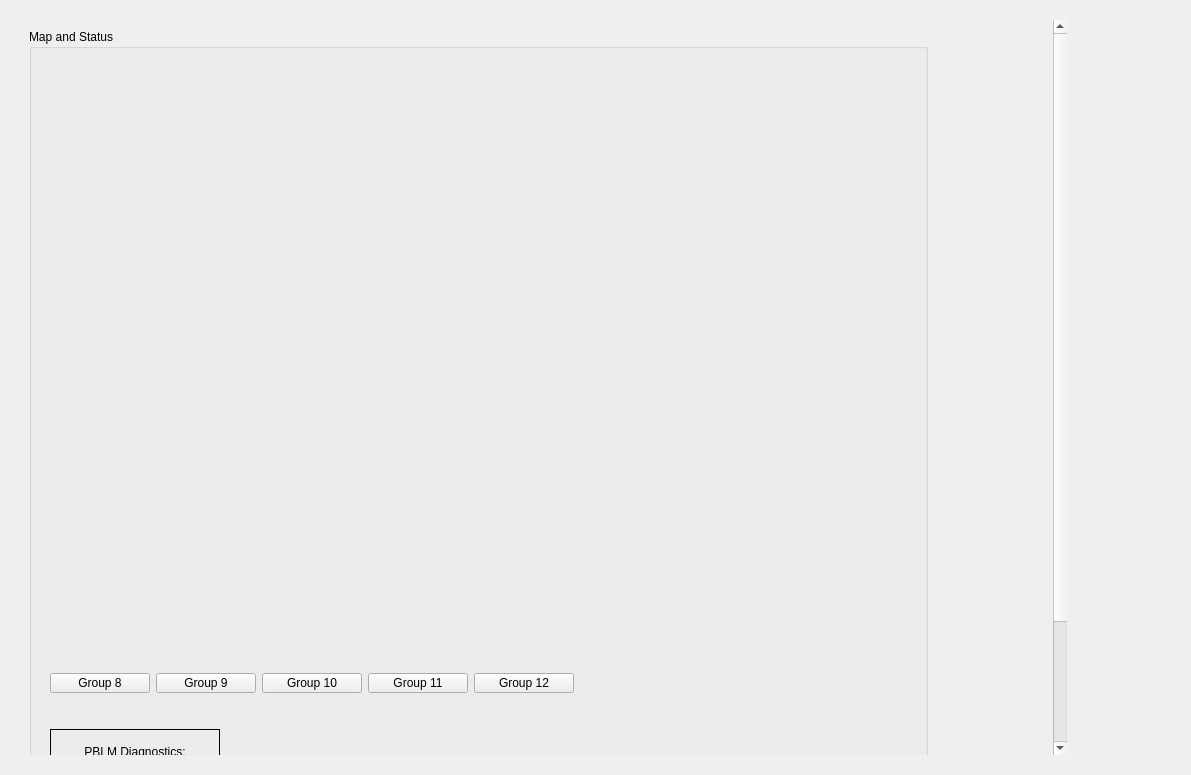
First picture: the form in byp_main.ui, repository ad-build-test/pydm-mps, before the edit.
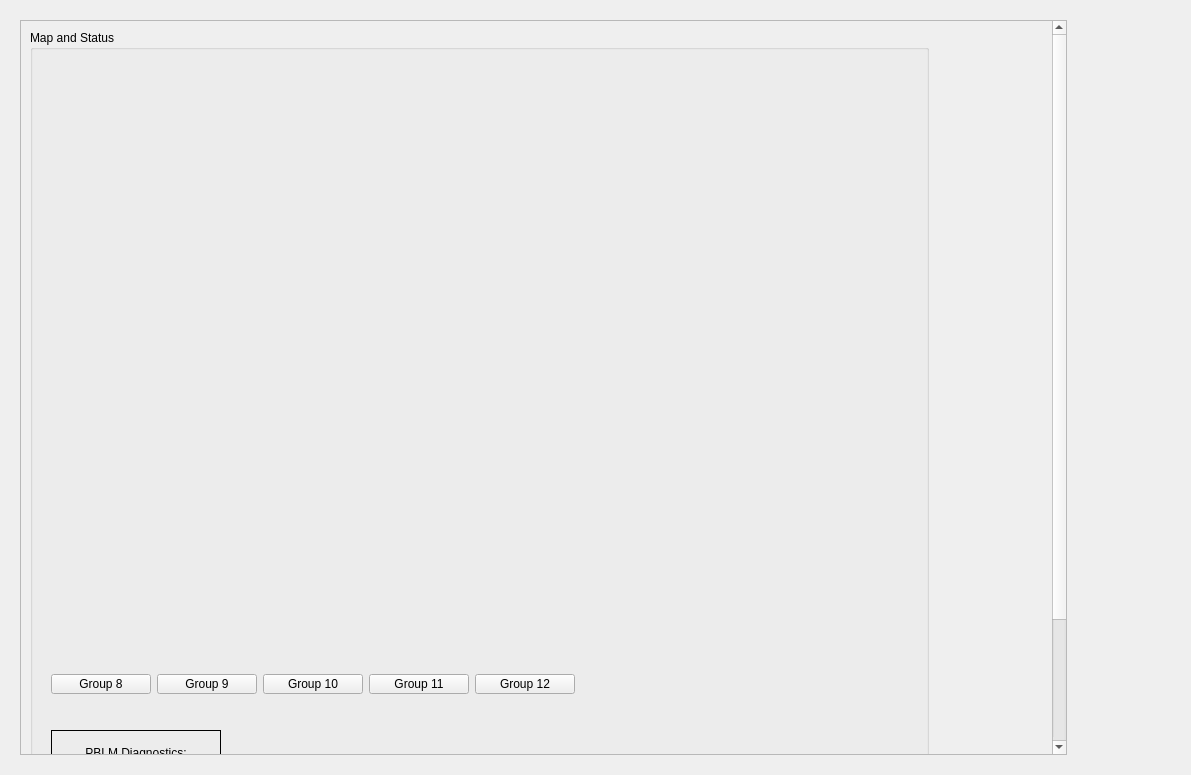
Second picture: the form after the edit. Custom widgets are drawn as their Qt base class.

Commit message: Edited more frame parameters.

The edit to the form file:
```diff
--- a/byp_main.ui
+++ b/byp_main.ui
@@ -26,7 +26,7 @@
       <item row="0" column="0">
        <widget class="QScrollArea" name="scrollArea">
         <property name="frameShape">
-         <enum>QFrame::NoFrame</enum>
+         <enum>QFrame::StyledPanel</enum>
         </property>
         <property name="frameShadow">
          <enum>QFrame::Raised</enum>
@@ -39,7 +39,7 @@
           <rect>
            <x>0</x>
            <y>0</y>
-           <width>1037</width>
+           <width>1035</width>
            <height>885</height>
           </rect>
          </property>
```
